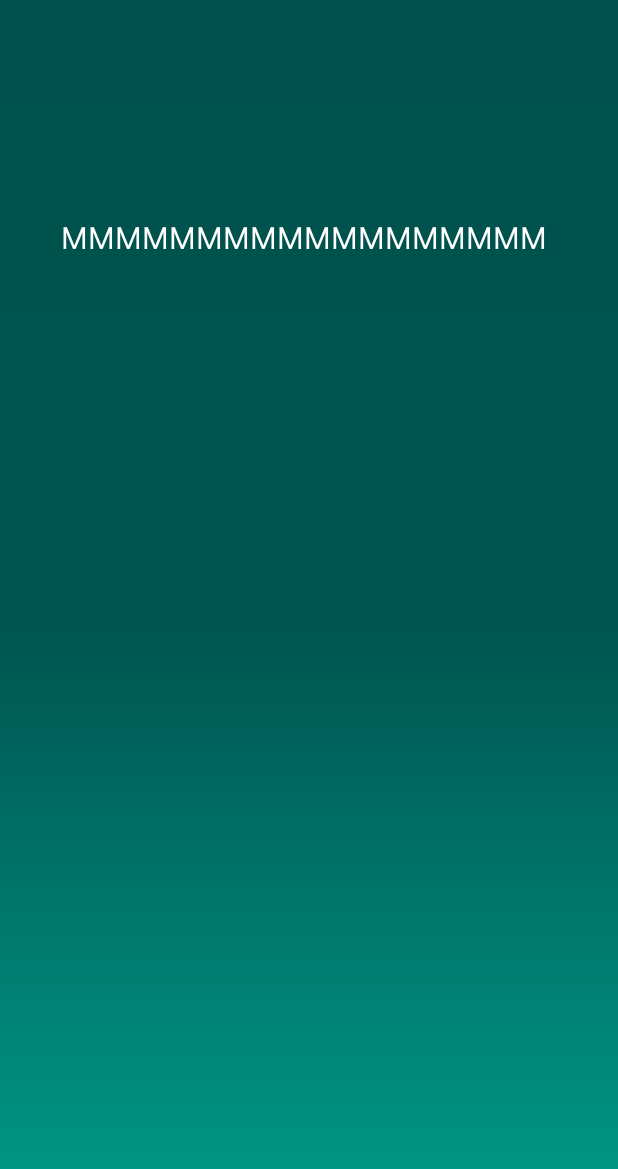
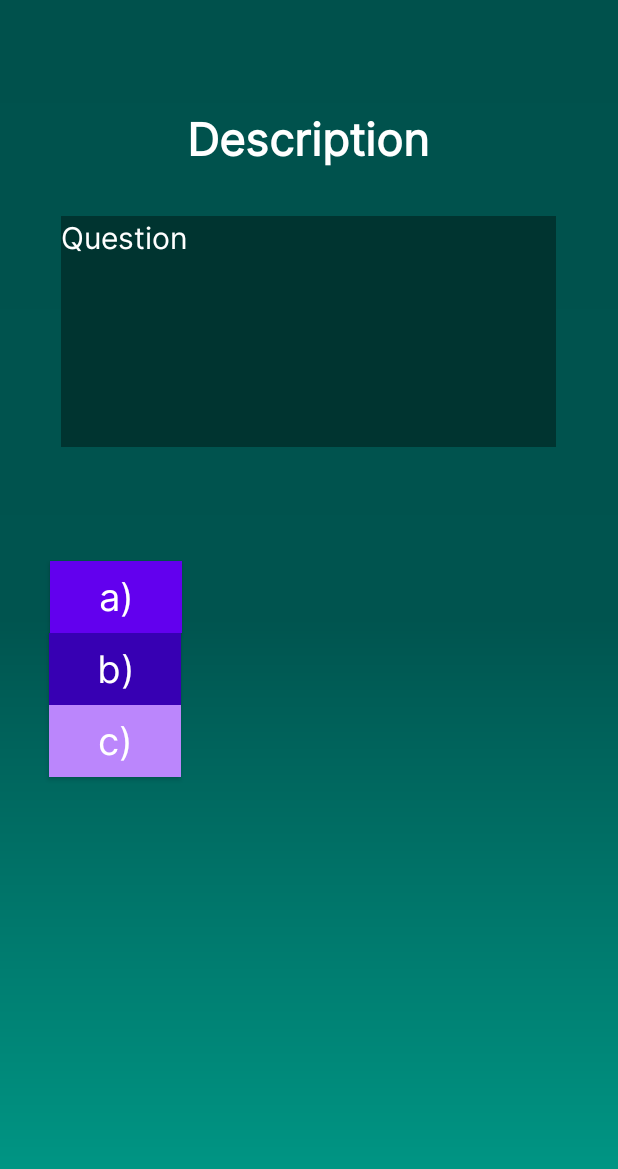
Before and after one commit to arthsar7/Educat, an Android app: the EntryTestFragment screen opened through its navigation route, on a phone screen of 412 x 824 dp. Shown: the top 1169 px of the screen. Run offline under Robolectric (Android 15) with nearby library versions, the phone set to English and light mode, and no system bars; our stand-ins replace Room's generated code, data binding; 6 statements that could not run were skipped.

Commit message:
Finish Question logic

```diff
--- a/app/build.gradle
+++ b/app/build.gradle
@@ -47,6 +47,7 @@ android {
 
 dependencies {
     implementation 'androidx.room:room-runtime:2.5.1'
+    implementation 'androidx.room:room-common:2.5.1'
     annotationProcessor 'androidx.room:room-compiler:2.5.1'
     implementation 'androidx.lifecycle:lifecycle-livedata-ktx:2.6.1'
     implementation 'androidx.lifecycle:lifecycle-viewmodel-ktx:2.6.1'
--- a/app/src/main/java/ru/student/detected/educator/data/models/Question.java
+++ b/app/src/main/java/ru/student/detected/educator/data/models/Question.java
@@ -12,11 +12,11 @@ public class Question {
     public int id;
 
     @ColumnInfo(name = "question")
-    public String question;
+    private String question;
     @ColumnInfo(name = "answer")
-    public String answer;
+    private String answer;
     @ColumnInfo(name = "image_id")
-    public int imageId;
+    private int imageId;
 
     public List<String> getVariants() {
         return variants;
@@ -32,11 +32,12 @@ public class Question {
     @ColumnInfo(name = "description")
     private String description;
 
-    public Question(String question, String answer, List<String> variants, String description) {
-        this.question = question;
-        this.answer = answer;
+    public Question(String question, String answer, List<String> variants, String description, Integer imageId) {
+        this.setQuestion(question);
+        this.setAnswer(answer);
         this.variants =  variants;
         this.description = description;
+        this.imageId = imageId;
     }
     public void setVariants(String... variant) {
         Collections.addAll(this.variants, variant);
@@ -64,4 +65,12 @@ public class Question {
     public void setDescription(String description) {
         this.description = description;
     }
+
+    public int getImageId() {
+        return imageId;
+    }
+
+    public void setImageId(int imageId) {
+        this.imageId = imageId;
+    }
 }
--- a/app/src/main/java/ru/student/detected/educator/ui/fragments/EntryTestFragment.java
+++ b/app/src/main/java/ru/student/detected/educator/ui/fragments/EntryTestFragment.java
@@ -13,12 +13,16 @@ import android.view.LayoutInflater;
 import android.view.View;
 import android.view.ViewGroup;
 
+import java.util.Arrays;
+import java.util.Collection;
+import java.util.Collections;
+import java.util.List;
+
 import ru.student.detected.educator.data.models.Question;
 import ru.student.detected.educator.viewmodel.EntryTestViewModel;
 import ru.student.detected.educator.viewmodel.QuestionViewModel;
 import ru.student.detected.page1.R;
 import ru.student.detected.page1.databinding.FragmentEntryTestBinding;
-import ru.student.detected.page1.databinding.FragmentTestsBinding;
 
 public class EntryTestFragment extends Fragment {
 
@@ -41,8 +45,22 @@ public class EntryTestFragment extends Fragment {
                 return;
             }
             for(Question question : questionList){
-                Log.d("questions", question.question);
+                Log.d("questions", question.getQuestion());
+                Log.d("questions", question.getDescription());
             }
+            shuffle(questionList);
+            binding.varA.setOnClickListener(v -> shuffle(questionList));
+
         });
     }
+
+    private void shuffle(List<Question> questionList) {
+        Collections.shuffle(questionList);
+        Question question = questionList.get(0);
+        binding.question.setText(question.getQuestion());
+        binding.description.setText(question.getDescription());
+        binding.varA.setText(String.format("a)%s", question.getVariants().get(0)));
+        binding.varB.setText(String.format("b)%s", question.getVariants().get(1)));
+        binding.varC.setText(String.format("c)%s", question.getVariants().get(2)));
+    }
 }
--- a/app/src/main/res/layout/fragment_entry_test.xml
+++ b/app/src/main/res/layout/fragment_entry_test.xml
@@ -14,12 +14,75 @@
             android:layout_height="154dp"
             android:layout_marginTop="144dp"
             android:fontFamily="@font/inter"
-            android:text="ММММММММММММММММММ"
+            android:text="Question"
             android:textColor="@color/white"
             android:textSize="20sp"
+            android:background="@color/colorPrimaryDark"
             app:layout_constraintEnd_toEndOf="parent"
             app:layout_constraintHorizontal_bias="0.492"
             app:layout_constraintStart_toStartOf="parent"
             app:layout_constraintTop_toTopOf="parent" />
+
+        <TextView
+            android:id="@+id/description"
+            android:layout_width="wrap_content"
+            android:layout_height="wrap_content"
+            android:layout_marginBottom="30dp"
+            android:text="Description"
+            android:textSize="30sp"
+            android:fontFamily="@font/inter"
+            android:textStyle="bold"
+            android:textColor="@color/white"
+            app:layout_constraintBottom_toTopOf="@+id/question"
+            app:layout_constraintEnd_toEndOf="parent"
+            app:layout_constraintHorizontal_bias="0.498"
+            app:layout_constraintStart_toStartOf="parent" />
+
+
+        <androidx.appcompat.widget.AppCompatButton
+            android:background="@color/purple_200"
+            android:id="@+id/varC"
+            android:textAllCaps="false"
+            android:layout_width="wrap_content"
+            android:layout_height="wrap_content"
+            android:fontFamily="@font/inter"
+            android:text="c)"
+            android:textColor="@color/white"
+            android:textSize="25sp"
+            app:layout_constraintEnd_toEndOf="parent"
+            app:layout_constraintHorizontal_bias="0.1"
+            app:layout_constraintStart_toStartOf="parent"
+            app:layout_constraintTop_toBottomOf="@+id/varB" />
+
+        <androidx.appcompat.widget.AppCompatButton
+            android:background="@color/purple_500"
+            android:id="@+id/varA"
+            android:layout_width="wrap_content"
+            android:layout_height="wrap_content"
+            android:layout_marginTop="76dp"
+            android:fontFamily="@font/inter"
+            android:text="a)"
+            android:textAllCaps="false"
+            android:textColor="@color/white"
+            android:textSize="25sp"
+            app:layout_constraintEnd_toEndOf="parent"
+            app:layout_constraintHorizontal_bias="0.102"
+            app:layout_constraintStart_toStartOf="parent"
+            app:layout_constraintTop_toBottomOf="@+id/question" />
+
+        <androidx.appcompat.widget.AppCompatButton
+            android:textAllCaps="false"
+            android:background="@color/purple_700"
+            android:id="@+id/varB"
+            android:layout_width="wrap_content"
+            android:layout_height="wrap_content"
+            android:fontFamily="@font/inter"
+            android:text="b)"
+            android:textColor="@color/white"
+            android:textSize="25sp"
+            app:layout_constraintEnd_toEndOf="parent"
+            app:layout_constraintHorizontal_bias="0.101"
+            app:layout_constraintStart_toStartOf="parent"
+            app:layout_constraintTop_toBottomOf="@+id/varA" />
     </androidx.constraintlayout.widget.ConstraintLayout>
 </layout>
```
Also changed, not shown: app/src/main/res/drawable/hello_kitten.jpg (added).
